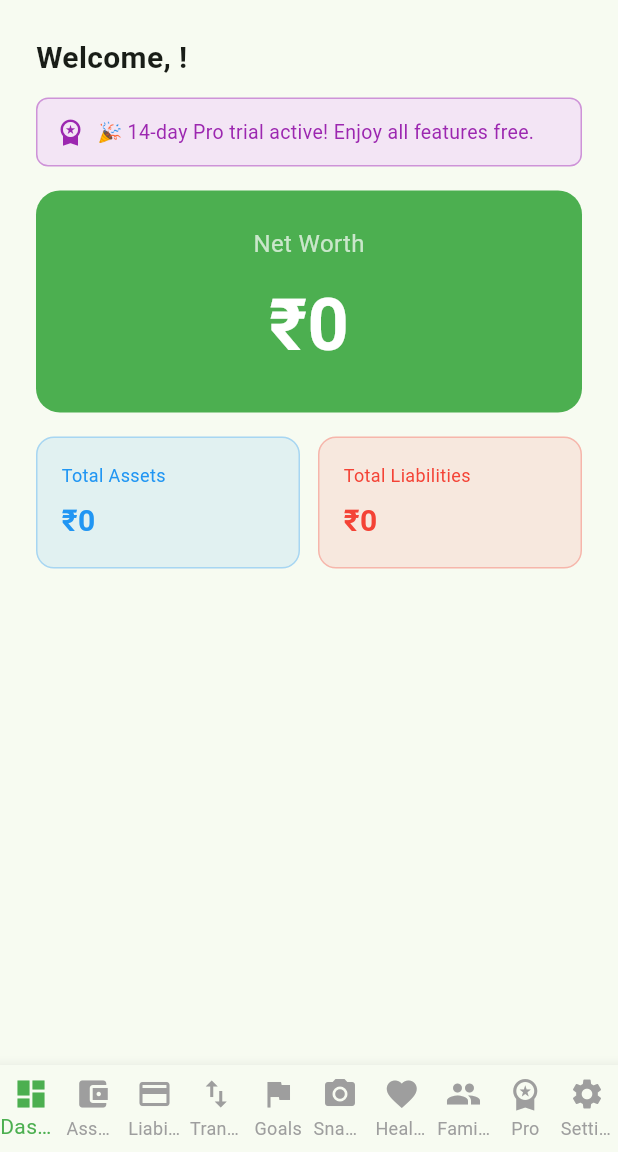
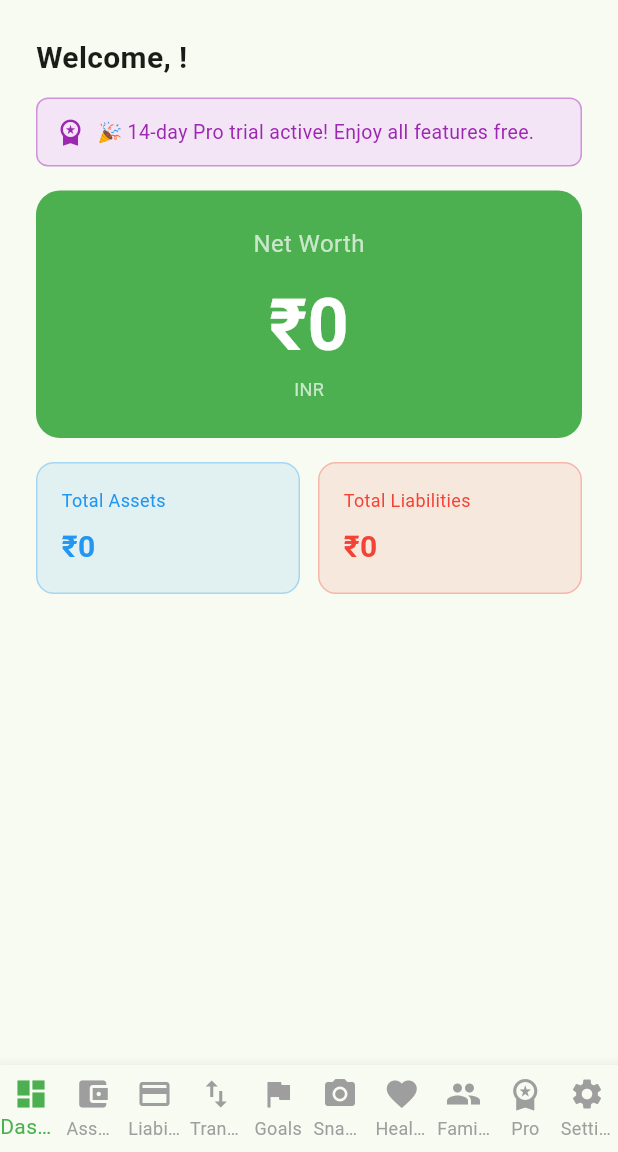
Before and after one commit to logeethraj/finmap, a Flutter app: the screen it shows once a user with an empty profile is signed in, on a phone screen of 412 x 824 dp, the part 84-1236 px from its top. Run offline on Flutter 3.47's test engine with Material 3 defaults, Android fonts, the phone set to English and light mode, and no system bars; our stand-ins replace csv, file_picker, fl_chart, shared_preferences, supabase_flutter; accounts and stored records are empty.

Commit message:
Fix bug 003, 008, 011, 016, 020 - chart, insurance adequacy, currency conversion, sharing, csv import

```diff
--- a/lib/main.dart
+++ b/lib/main.dart
@@ -5,6 +5,7 @@ import 'screens/login_screen.dart';
 import 'screens/dashboard_screen.dart';
 
 final themeNotifier = ValueNotifier<ThemeMode>(ThemeMode.light);
+final currencyNotifier = ValueNotifier<String>('INR');
 
 Future<void> main() async {
   WidgetsFlutterBinding.ensureInitialized();
@@ -16,6 +17,7 @@ Future<void> main() async {
   final prefs = await SharedPreferences.getInstance();
   final isDark = prefs.getBool('darkMode') ?? false;
   themeNotifier.value = isDark ? ThemeMode.dark : ThemeMode.light;
+  currencyNotifier.value = prefs.getString('currency') ?? 'INR';
 
   runApp(const MyApp());
 }
--- a/lib/screens/dashboard_screen.dart
+++ b/lib/screens/dashboard_screen.dart
@@ -11,6 +11,7 @@ import 'snapshots_screen.dart';
 import 'pricing_screen.dart';
 import 'profiles_screen.dart';
 import '../services/currency_service.dart';
+import '../main.dart';
 
 class DashboardScreen extends StatefulWidget {
   const DashboardScreen({super.key});
@@ -140,7 +141,22 @@ class _DashboardScreenState extends State<DashboardScreen> {
 
   Widget _homeTab() {
     final user = _supabase.auth.currentUser;
-    final netWorth = _totalAssets - _totalLiabilities;
+    final netWorthINR = _totalAssets - _totalLiabilities;
+
+    return ValueListenableBuilder<String>(
+      valueListenable: currencyNotifier,
+      builder: (context, currency, _) {
+        return FutureBuilder<List<double>>(
+          future: Future.wait([
+            CurrencyService.convertFromINR(_totalAssets, currency),
+            CurrencyService.convertFromINR(_totalLiabilities, currency),
+            CurrencyService.convertFromINR(netWorthINR, currency),
+          ]),
+          builder: (context, snapshot) {
+            final totalAssets = snapshot.data?[0] ?? _totalAssets;
+            final totalLiabilities = snapshot.data?[1] ?? _totalLiabilities;
+            final netWorth = snapshot.data?[2] ?? netWorthINR;
+            final symbol = CurrencyService.symbolFor(currency);
 
             return Scaffold(
               appBar: AppBar(
@@ -195,11 +211,13 @@ class _DashboardScreenState extends State<DashboardScreen> {
                           const Text('Net Worth',
                               style: TextStyle(color: Colors.white70, fontSize: 16)),
                           const SizedBox(height: 8),
-                  Text('₹${netWorth.toStringAsFixed(0)}',
+                          Text('$symbol${netWorth.toStringAsFixed(0)}',
                               style: const TextStyle(
                                   color: Colors.white,
                                   fontSize: 48,
                                   fontWeight: FontWeight.bold)),
+                          Text(currency,
+                              style: const TextStyle(color: Colors.white70, fontSize: 12)),
                         ],
                       ),
                     ),
@@ -208,16 +226,20 @@ class _DashboardScreenState extends State<DashboardScreen> {
                       children: [
                         Expanded(
                             child: _summaryCard('Total Assets',
-                        '₹${_totalAssets.toStringAsFixed(0)}', Colors.blue)),
+                                '$symbol${totalAssets.toStringAsFixed(0)}', Colors.blue)),
                         const SizedBox(width: 12),
                         Expanded(
                             child: _summaryCard('Total Liabilities',
-                        '₹${_totalLiabilities.toStringAsFixed(0)}', Colors.red)),
+                                '$symbol${totalLiabilities.toStringAsFixed(0)}', Colors.red)),
                       ],
                     ),
                   ],
                 ),
               ),
+            );
+          },
+        );
+      },
     );
   }
 
--- a/lib/screens/settings_screen.dart
+++ b/lib/screens/settings_screen.dart
@@ -37,6 +37,7 @@ class _SettingsScreenState extends State<SettingsScreen> {
   Future<void> _saveCurrency(String currency) async {
     final prefs = await SharedPreferences.getInstance();
     await prefs.setString('currency', currency);
+    currencyNotifier.value = currency;
     setState(() => _selectedCurrency = currency);
   }
 
--- a/lib/services/currency_service.dart
+++ b/lib/services/currency_service.dart
@@ -44,4 +44,21 @@ class CurrencyService {
     final rate = rates[fromCurrency] ?? 1.0;
     return amount / rate;
   }
+  static Future<double> convertFromINR(double amountInINR, String toCurrency) async {
+    if (toCurrency == 'INR') return amountInINR;
+    final rates = await getRates();
+    final rate = rates[toCurrency] ?? 1.0;
+    return amountInINR * rate;
+  }
+
+  static String symbolFor(String currency) {
+    switch (currency) {
+      case 'USD': return '\$';
+      case 'EUR': return '€';
+      case 'GBP': return '£';
+      case 'AED': return 'AED ';
+      case 'SGD': return 'S\$';
+      default: return '₹';
+    }
+  }
 }
```
Lines whose indentation alone changed are shown as unchanged.
